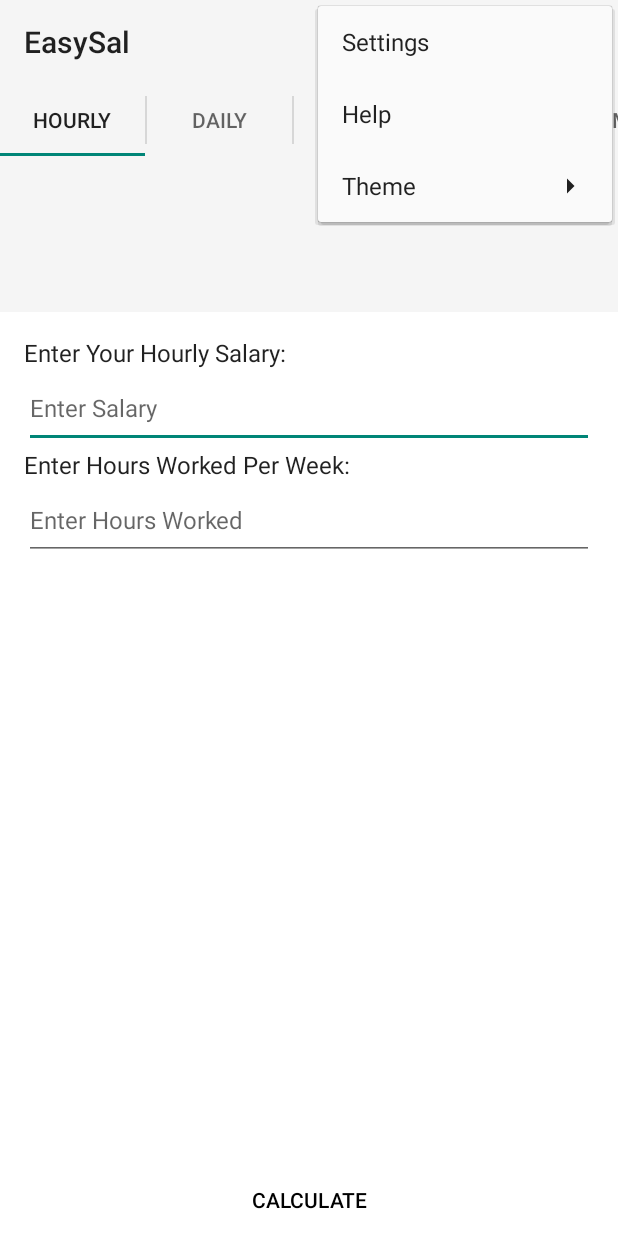
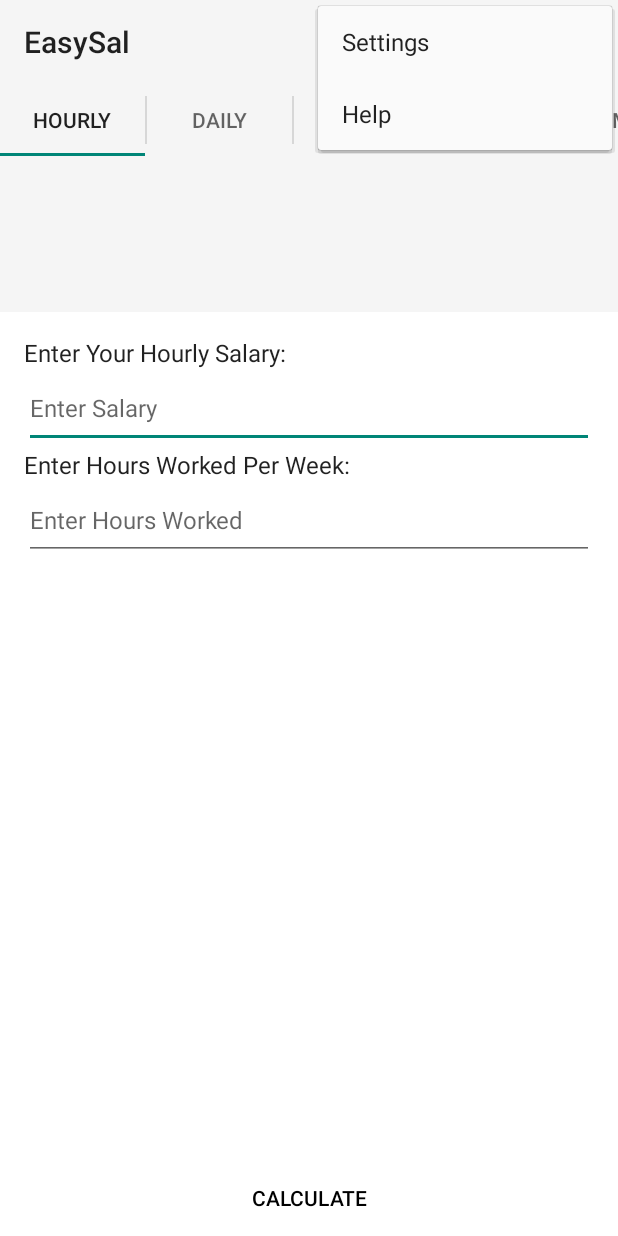
Before and after one commit to AaronRietschlin/EasySalSalaryCalculator, an Android app: the EsHostActivity screen opened directly, with no data from a screen before it, with the options menu open, on a phone screen of 412 x 824 dp. Run offline under Robolectric (Android 15) with nearby library versions, the phone set to English and light mode, and no system bars; our stand-ins replace AdMob.

Commit message:
Removed a bunch of unused styles

```diff
--- a/main/src/main/java/com/asa/easysal/ui/EsHostActivity.java
+++ b/main/src/main/java/com/asa/easysal/ui/EsHostActivity.java
@@ -133,15 +133,6 @@ public class EsHostActivity extends AppCompatActivity implements
 	@Override
 	public boolean onOptionsItemSelected(MenuItem item) {
 		switch (item.getItemId()) {
-		case R.id.menu_theme_dark:
-			changeTheme(R.style.DarkTheme);
-			return true;
-		case R.id.menu_theme_light:
-			changeTheme(R.style.LightTheme);
-			return true;
-		case R.id.menu_theme_green:
-			changeTheme(R.style.Theme_money);
-			return true;
 		case R.id.menu_help:
 			AlertDialogFragment fragment = AlertDialogFragment.newInstance(
                     R.string.help_title, R.string.help_content,
--- a/main/src/main/res/menu/activity_easy_sal_salary_calculator.xml
+++ b/main/src/main/res/menu/activity_easy_sal_salary_calculator.xml
@@ -1,32 +1,15 @@
-<menu xmlns:android="http://schemas.android.com/apk/res/android" >
+<menu xmlns:android="http://schemas.android.com/apk/res/android"
+      xmlns:app="http://schemas.android.com/apk/res-auto">
 
     <item
         android:id="@+id/menu_settings"
         android:orderInCategory="100"
-        android:showAsAction="never"
-        android:title="@string/menu_settings"/>
+        android:title="@string/menu_settings"
+        app:showAsAction="never"/>
     <item
         android:id="@+id/menu_help"
         android:orderInCategory="101"
-        android:showAsAction="never"
-        android:title="@string/help_title"/>
-    <item
-        android:id="@+id/menu_theme"
-        android:icon="?ic_action_theme"
-        android:orderInCategory="102"
-        android:showAsAction="withText|always"
-        android:title="@string/menu_theme">
-        <menu>
-            <item
-                android:id="@+id/menu_theme_dark"
-                android:title="@string/menu_theme_dark"/>
-            <item
-                android:id="@+id/menu_theme_light"
-                android:title="@string/menu_theme_light"/>
-            <item
-                android:id="@+id/menu_theme_green"
-                android:title="@string/menu_theme_green"/>
-        </menu>
-    </item>
+        android:title="@string/help_title"
+        app:showAsAction="never"/>
 
 </menu>
--- a/main/src/main/res/values-v11/styles.xml
+++ /dev/null
@@ -1,22 +0,0 @@
-<resources>
-
-    <style name="ButtonBar" parent="@android:style/ButtonBar">
-        <item name="android:paddingTop">0dip</item>
-        <item name="android:paddingLeft">0dip</item>
-        <item name="android:paddingRight">0dip</item>
-        <item name="android:paddingBottom">0dip</item>
-        <item name="android:dividerPadding">12dip</item>
-        <item name="android:background">@drawable/item_background_holo_light</item>
-        <item name="android:textColor">#000</item>
-    </style>
-
-    <style name="ButtonBar.Dark">
-        <item name="android:textColor">#fff</item>
-        <item name="android:background">@drawable/item_background_holo_dark</item>
-    </style>
-
-    <style name="ButtonBar.Money">
-        <item name="android:background">@drawable/selectable_background_money</item>
-    </style>
-
-</resources>
--- a/main/src/main/res/values-v14/styles.xml
+++ /dev/null
@@ -1,9 +0,0 @@
-<resources>
-
-    <style name="Text" parent="@android:style/TextAppearance.Holo" />
-
-    <style name="Text.Light">
-        <item name="android:textColor">#000</item>
-    </style>
-
-</resources>
--- a/main/src/main/res/values/styles.xml
+++ b/main/src/main/res/values/styles.xml
@@ -1,7 +1,44 @@
 <resources xmlns:android="http://schemas.android.com/apk/res/android">
 
+    <style name="Theme.Money" parent="Theme.AppCompat.Light.NoActionBar">
+        <!-- AppCompat themes -->
+        <item name="colorPrimary">@color/money_color_primary</item>
+        <item name="colorPrimaryDark">@color/money_color_primary_dark</item>
+        <item name="colorAccent">@color/money_color_accent</item>
+
+        <item name="bg_main">@style/BG_Main.Green</item>
+        <item name="myText">@style/Text.Light</item>
+        <item name="myButtonBarStyle">@style/TextAppearance.EasySal.Button</item>
+    </style>
+
+    <style name="Theme.Setting" parent="Theme.AppCompat.Light.DarkActionBar">
+
+        <!-- AppCompat themes -->
+        <item name="colorPrimary">@color/money_color_primary</item>
+        <item name="colorPrimaryDark">@color/money_color_primary_dark</item>
+        <item name="colorAccent">@color/money_color_accent</item>
+        <item name="bg_main">@style/BG_Main.Green</item>
+        <item name="myText">@style/Text.Light</item>
+        <item name="myButtonBarStyle">@style/TextAppearance.EasySal.Button</item>
+    </style>
+
+    <style name="TextAppearance.EasySal" parent="TextAppearance.AppCompat"/>
+
+    <style name="TextAppearance.EasySal.Button" parent="TextAppearance.AppCompat.Button">
+        <item name="android:textColor">@color/money_color_accent</item>
+    </style>
+
+    <style name="ThemeOverlay.EasySal" parent="ThemeOverlay.AppCompat.Dark">
+        <item name="android:colorForeground">@color/bright_foreground_material_dark</item>
+        <item name="colorControlNormal">@android:color/white</item>
+    </style>
+
+    <style name="ThemeOverlay.EasySal.Tab">
+        <item name="colorAccent">@android:color/white</item>
+    </style>
+
     <!-- Styles -->
-    <style name="Results"></style>
+    <style name="Results"/>
 
     <style name="Results.Text">
         <item name="android:textStyle">bold</item>
--- a/main/src/main/res/values/styles_money.xml
+++ /dev/null
@@ -1,93 +0,0 @@
-<?xml version="1.0" encoding="utf-8"?>
-<!-- File created by the Android Action Bar Style Generator
-
-     Copyright (C) 2012 readyState Software Ltd
-
-     Licensed under the Apache License, Version 2.0 (the "License");
-     you may not use this file except in compliance with the License.
-     You may obtain a copy of the License at
-
-          http://www.apache.org/licenses/LICENSE-2.0
-
-     Unless required by applicable law or agreed to in writing, software
-     distributed under the License is distributed on an "AS IS" BASIS,
-     WITHOUT WARRANTIES OR CONDITIONS OF ANY KIND, either express or implied.
-     See the License for the specific language governing permissions and
-     limitations under the License.
--->
-
-<resources xmlns:android="http://schemas.android.com/apk/res/android">
-
-    <style name="Theme.money" parent="Theme.AppCompat">
-        <item name="actionBarItemBackground">@drawable/selectable_background_money</item>
-        <item name="popupMenuStyle">@style/money_PopupMenu</item>
-        <item name="dropDownListViewStyle">@style/money_DropDownListView</item>
-        <item name="actionBarTabStyle">@style/money_ActionBarTabStyle</item>
-        <item name="actionDropDownStyle">@style/money_DropDownNav</item>
-        <item name="actionBarStyle">@style/money_solid_ActionBar</item>
-        <item name="pagertitle">@style/PagerTitleStrip.Green</item>
-        <item name="bg_main">@style/BG_Main.Green</item>
-        <item name="myText">@style/Text.Light</item>
-        <item name="myButtonBarStyle">@style/ButtonBar.Money</item>
-        <item name="contentBackground">@style/ContentBackground.Money</item>
-
-        <item name="android:actionBarItemBackground">@drawable/selectable_background_money</item>
-        <item name="android:popupMenuStyle">@style/money_PopupMenu</item>
-        <item name="android:dropDownListViewStyle">@style/money_DropDownListView</item>
-        <item name="android:actionBarTabStyle">@style/money_ActionBarTabStyle</item>
-        <item name="android:actionDropDownStyle">@style/money_DropDownNav</item>
-        <item name="android:actionBarStyle">@style/money_solid_ActionBar</item>
-        <item name="android:dividerHorizontal">@android:drawable/divider_horizontal_bright</item>
-        <item name="android:dividerVertical">@android:drawable/divider_horizontal_bright</item>
-        <item name="android:panelBackground">@drawable/menu_hardkey_panel_money</item>
-        <item name="android:editTextStyle">@style/EditTextMoney</item>
-
-    </style>
-
-    <style name="money_solid_ActionBar" parent="Widget.AppCompat.ActionBar.Solid">
-        <item name="background">@drawable/ab_solid_money</item>
-        <item name="backgroundStacked">@drawable/ab_stacked_solid_money</item>
-        <item name="backgroundSplit">@drawable/ab_bottom_solid_money</item>
-        <item name="progressBarStyle">@style/money_ProgressBar</item>
-
-        <item name="android:background">@drawable/ab_solid_money</item>
-        <item name="android:backgroundStacked">@drawable/ab_stacked_solid_money</item>
-        <item name="android:backgroundSplit">@drawable/ab_bottom_solid_money</item>
-        <item name="android:progressBarStyle">@style/money_ProgressBar</item>
-    </style>
-
-    <style name="money_transparent_ActionBar" parent="Base.ThemeOverlay.AppCompat.ActionBar">
-        <item name="background">@drawable/ab_transparent_money</item>
-        <item name="progressBarStyle">@style/money_ProgressBar</item>
-
-        <item name="android:background">@drawable/ab_transparent_money</item>
-        <item name="android:progressBarStyle">@style/money_ProgressBar</item>
-    </style>
-
-    <style name="money_PopupMenu" parent="Widget.AppCompat.ListPopupWindow">
-        <item name="android:popupBackground">@drawable/menu_dropdown_panel_money</item>
-    </style>
-
-    <style name="money_DropDownListView" parent="Widget.AppCompat.ListView.DropDown">
-        <item name="android:listSelector">@drawable/selectable_background_money</item>
-    </style>
-
-    <style name="money_ActionBarTabStyle" parent="Widget.AppCompat.ActionBar.TabView">
-        <item name="background">@drawable/tab_indicator_ab_money</item>
-
-        <item name="android:background">@drawable/tab_indicator_ab_money</item>
-    </style>
-
-    <style name="money_DropDownNav" parent="Widget.AppCompat.Spinner.DropDown.ActionBar">
-        <item name="background">@drawable/spinner_background_ab_money</item>
-
-        <item name="android:background">@drawable/spinner_background_ab_money</item>
-        <item name="android:popupBackground">@drawable/menu_dropdown_panel_money</item>
-        <item name="android:dropDownSelector">@drawable/selectable_background_money</item>
-    </style>
-
-    <style name="money_ProgressBar" parent="Widget.AppCompat.ProgressBar.Horizontal">
-        <item name="android:progressDrawable">@drawable/progress_horizontal_money</item>
-    </style>
-
-</resources>
--- a/main/src/main/res/values/styles_new.xml
+++ /dev/null
@@ -1,75 +0,0 @@
-<?xml version="1.0" encoding="utf-8"?>
-<resources>
-
-    <style name="Theme.Money" parent="Theme.AppCompat.Light.NoActionBar">
-        <!-- AppCompat themes -->
-        <item name="colorPrimary">@color/money_color_primary</item>
-        <item name="colorPrimaryDark">@color/money_color_primary_dark</item>
-        <item name="colorAccent">@color/money_color_accent</item>
-
-        <!--<item name="actionBarItemBackground">@drawable/selectable_background_money</item>-->
-        <!--<item name="popupMenuStyle">@style/money_PopupMenu</item>-->
-        <!--<item name="dropDownListViewStyle">@style/money_DropDownListView</item>-->
-        <!--<item name="actionBarTabStyle">@style/money_ActionBarTabStyle</item>-->
-        <!--<item name="actionDropDownStyle">@style/money_DropDownNav</item>-->
-        <!--<item name="actionBarStyle">@style/money_solid_ActionBar</item>-->
-        <!--<item name="pagertitle">@style/PagerTitleStrip.Green</item>-->
-        <item name="bg_main">@style/BG_Main.Green</item>
-        <item name="myText">@style/Text.Light</item>
-        <item name="myButtonBarStyle">@style/TextAppearance.EasySal.Button</item>
-        <!--<item name="myButtonBarStyle">@style/ButtonBar.Money</item>-->
-        <!--<item name="contentBackground">@style/ContentBackground.Money</item>-->
-
-        <!--<item name="android:actionBarItemBackground">@drawable/selectable_background_money</item>-->
-        <!--<item name="android:popupMenuStyle">@style/money_PopupMenu</item>-->
-        <!--<item name="android:dropDownListViewStyle">@style/money_DropDownListView</item>-->
-        <!--<item name="android:actionBarTabStyle">@style/money_ActionBarTabStyle</item>-->
-        <!--<item name="android:actionDropDownStyle">@style/money_DropDownNav</item>-->
-        <!--<item name="android:actionBarStyle">@style/money_solid_ActionBar</item>-->
-        <!--<item name="android:dividerHorizontal">@android:drawable/divider_horizontal_bright</item>-->
-        <!--<item name="android:dividerVertical">@android:drawable/divider_horizontal_bright</item>-->
-        <!--<item name="android:panelBackground">@drawable/menu_hardkey_panel_money</item>-->
-        <!--<item name="android:editTextStyle">@style/EditTextMoney</item>-->
-
-    </style>
-
-    <style name="Theme.Setting" parent="Theme.AppCompat.Light.DarkActionBar">
-
-        <!-- AppCompat themes -->
-        <item name="colorPrimary">@color/money_color_primary</item>
-        <item name="colorPrimaryDark">@color/money_color_primary_dark</item>
-        <item name="colorAccent">@color/money_color_accent</item>
-
-        <!--<item name="actionBarItemBackground">@drawable/selectable_background_money</item>-->
-        <!--<item name="popupMenuStyle">@style/money_PopupMenu</item>-->
-        <!--<item name="dropDownListViewStyle">@style/money_DropDownListView</item>-->
-        <!--<item name="actionBarTabStyle">@style/money_ActionBarTabStyle</item>-->
-        <!--<item name="actionDropDownStyle">@style/money_DropDownNav</item>-->
-        <!--<item name="actionBarStyle">@style/money_solid_ActionBar</item>-->
-        <!--<item name="pagertitle">@style/PagerTitleStrip.Green</item>-->
-        <item name="bg_main">@style/BG_Main.Green</item>
-        <item name="myText">@style/Text.Light</item>
-        <item name="myButtonBarStyle">@style/TextAppearance.EasySal.Button</item>
-    </style>
-
-    <style name="TextAppearance.EasySal" parent="TextAppearance.AppCompat"/>
-
-    <style name="TextAppearance.EasySal.Button" parent="TextAppearance.AppCompat.Button">
-        <item name="android:textColor">@color/money_color_accent</item>
-    </style>
-
-    <style name="ThemeOverlay.EasySal" parent="ThemeOverlay.AppCompat.Dark">
-        <item name="android:colorForeground">@color/bright_foreground_material_dark</item>
-        <!--<item name="android:textColorPrimary">@color/abc_primary_text_material_dark</item>-->
-        <!--<item name="android:autoCompleteTextViewStyle">@style/Widget.AppCompat.AutoCompleteTextView</item>-->
-        <!--<item name="android:dropDownItemStyle">@style/Widget.AppCompat.DropDownItem.Spinner</item>-->
-        <item name="colorControlNormal">@android:color/white</item>
-        <!--<item name="colorControlHighlight">@color/ev_blue_dark</item>-->
-        <!--<item name="colorSwitchThumbNormal">@color/switch_thumb_normal_material_dark</item>-->
-    </style>
-
-    <style name="ThemeOverlay.EasySal.Tab">
-        <item name="colorAccent">@android:color/white</item>
-    </style>
-
-</resources>
```
